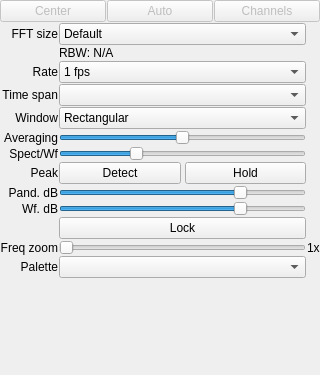
This is ui/FftPanel.ui in BatchDrake/SigDigger as Qt 5 draws it before an edit. The edited form follows.
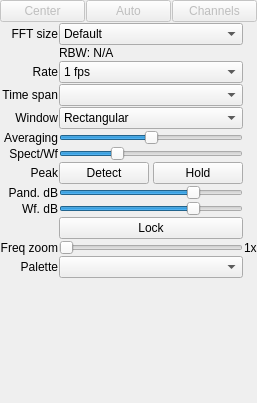
This is the edited form. Custom widgets are drawn as their Qt base class.

Commit message: Fix presentation of panels when screen is small

The edit to the form file:
```diff
--- a/ui/FftPanel.ui
+++ b/ui/FftPanel.ui
@@ -6,8 +6,8 @@
    <rect>
     <x>0</x>
     <y>0</y>
-    <width>320</width>
-    <height>375</height>
+    <width>257</width>
+    <height>403</height>
    </rect>
   </property>
   <property name="windowTitle">
@@ -29,44 +29,44 @@
    <property name="spacing">
     <number>1</number>
    </property>
-   <item row="3" column="0">
-    <widget class="QLabel" name="label_4">
-     <property name="text">
-      <string>Rate</string>
+   <item row="0" column="0">
+    <widget class="QScrollArea" name="scrollArea">
+     <property name="frameShape">
+      <enum>QFrame::NoFrame</enum>
      </property>
-     <property name="alignment">
-      <set>Qt::AlignRight|Qt::AlignTrailing|Qt::AlignVCenter</set>
+     <property name="horizontalScrollBarPolicy">
+      <enum>Qt::ScrollBarAlwaysOff</enum>
      </property>
-    </widget>
-   </item>
-   <item row="4" column="1">
-    <widget class="QComboBox" name="timeSpanCombo">
-     <property name="enabled">
+     <property name="widgetResizable">
       <bool>true</bool>
      </property>
-    </widget>
-   </item>
-   <item row="10" column="1">
-    <widget class="ctkRangeSlider" name="wfRange">
-     <property name="minimum">
-      <number>-120</number>
-     </property>
-     <property name="maximum">
-      <number>40</number>
-     </property>
-     <property name="orientation">
-      <enum>Qt::Horizontal</enum>
-     </property>
-     <property name="minimumValue">
-      <number>-70</number>
-     </property>
-     <property name="maximumPosition">
-      <number>-10</number>
-     </property>
-    </widget>
-   </item>
-   <item row="8" column="1">
-    <widget class="QFrame" name="frame_4">
+     <widget class="QWidget" name="scrollAreaWidgetContents">
+      <property name="geometry">
+       <rect>
+        <x>0</x>
+        <y>0</y>
+        <width>257</width>
+        <height>403</height>
+       </rect>
+      </property>
+      <layout class="QGridLayout" name="gridLayout_2">
+       <property name="leftMargin">
+        <number>0</number>
+       </property>
+       <property name="topMargin">
+        <number>0</number>
+       </property>
+       <property name="rightMargin">
+        <number>0</number>
+       </property>
+       <property name="bottomMargin">
+        <number>0</number>
+       </property>
+       <property name="spacing">
+        <number>1</number>
+       </property>
+       <item row="0" column="0" colspan="3">
+        <widget class="QFrame" name="frame_3">
      <property name="maximumSize">
       <size>
        <width>16777215</width>
@@ -77,9 +77,9 @@
       <enum>QFrame::NoFrame</enum>
      </property>
      <property name="frameShadow">
-      <enum>QFrame::Plain</enum>
-     </property>
-     <layout class="QGridLayout" name="gridLayout_6">
+          <enum>QFrame::Raised</enum>
+         </property>
+         <layout class="QGridLayout" name="gridLayout_4">
       <property name="leftMargin">
        <number>0</number>
       </property>
@@ -93,28 +93,50 @@
        <number>0</number>
       </property>
       <property name="spacing">
-       <number>4</number>
+           <number>1</number>
       </property>
       <item row="0" column="0">
-       <widget class="QPushButton" name="detectPeakButton">
+           <widget class="QPushButton" name="pushButton">
         <property name="enabled">
-         <bool>true</bool>
+             <bool>false</bool>
+            </property>
+            <property name="autoFillBackground">
+             <bool>false</bool>
         </property>
         <property name="text">
-         <string>Detect</string>
+             <string>Center</string>
         </property>
         <property name="checkable">
-         <bool>true</bool>
+             <bool>false</bool>
+            </property>
+            <property name="default">
+             <bool>false</bool>
+            </property>
+            <property name="flat">
+             <bool>false</bool>
         </property>
        </widget>
       </item>
       <item row="0" column="1">
-       <widget class="QPushButton" name="holdPeakButton">
+           <widget class="QPushButton" name="pushButton_2">
         <property name="enabled">
+             <bool>false</bool>
+            </property>
+            <property name="text">
+             <string>Auto</string>
+            </property>
+            <property name="checkable">
          <bool>true</bool>
         </property>
+           </widget>
+          </item>
+          <item row="0" column="2">
+           <widget class="QPushButton" name="pushButton_3">
+            <property name="enabled">
+             <bool>false</bool>
+            </property>
         <property name="text">
-         <string>Hold</string>
+             <string>Channels</string>
         </property>
         <property name="checkable">
          <bool>true</bool>
@@ -134,143 +156,6 @@
      </property>
     </widget>
    </item>
-   <item row="10" column="0">
-    <widget class="QLabel" name="label_11">
-     <property name="text">
-      <string>Wf. dB</string>
-     </property>
-     <property name="alignment">
-      <set>Qt::AlignRight|Qt::AlignTrailing|Qt::AlignVCenter</set>
-     </property>
-    </widget>
-   </item>
-   <item row="12" column="1">
-    <widget class="QSlider" name="freqZoomSlider">
-     <property name="minimum">
-      <number>1</number>
-     </property>
-     <property name="maximum">
-      <number>50</number>
-     </property>
-     <property name="orientation">
-      <enum>Qt::Horizontal</enum>
-     </property>
-    </widget>
-   </item>
-   <item row="5" column="0">
-    <widget class="QLabel" name="label_6">
-     <property name="text">
-      <string>Window</string>
-     </property>
-     <property name="alignment">
-      <set>Qt::AlignRight|Qt::AlignTrailing|Qt::AlignVCenter</set>
-     </property>
-    </widget>
-   </item>
-   <item row="7" column="0">
-    <widget class="QLabel" name="label_8">
-     <property name="text">
-      <string>Spect/Wf</string>
-     </property>
-     <property name="alignment">
-      <set>Qt::AlignRight|Qt::AlignTrailing|Qt::AlignVCenter</set>
-     </property>
-    </widget>
-   </item>
-   <item row="12" column="0">
-    <widget class="QLabel" name="label_12">
-     <property name="text">
-      <string>Freq zoom</string>
-     </property>
-     <property name="alignment">
-      <set>Qt::AlignRight|Qt::AlignTrailing|Qt::AlignVCenter</set>
-     </property>
-    </widget>
-   </item>
-   <item row="4" column="0">
-    <widget class="QLabel" name="label_5">
-     <property name="text">
-      <string>Time span</string>
-     </property>
-     <property name="alignment">
-      <set>Qt::AlignRight|Qt::AlignTrailing|Qt::AlignVCenter</set>
-     </property>
-    </widget>
-   </item>
-   <item row="6" column="0">
-    <widget class="QLabel" name="label_7">
-     <property name="text">
-      <string>Averaging</string>
-     </property>
-     <property name="alignment">
-      <set>Qt::AlignRight|Qt::AlignTrailing|Qt::AlignVCenter</set>
-     </property>
-    </widget>
-   </item>
-   <item row="3" column="1">
-    <widget class="QComboBox" name="rateCombo">
-     <property name="enabled">
-      <bool>true</bool>
-     </property>
-     <item>
-      <property name="text">
-       <string>1 fps</string>
-      </property>
-     </item>
-     <item>
-      <property name="text">
-       <string>5 fps</string>
-      </property>
-     </item>
-     <item>
-      <property name="text">
-       <string>10 fps</string>
-      </property>
-     </item>
-     <item>
-      <property name="text">
-       <string>15 fps</string>
-      </property>
-     </item>
-     <item>
-      <property name="text">
-       <string>20 fps</string>
-      </property>
-     </item>
-     <item>
-      <property name="text">
-       <string>30 fps</string>
-      </property>
-     </item>
-     <item>
-      <property name="text">
-       <string>50 fps</string>
-      </property>
-     </item>
-     <item>
-      <property name="text">
-       <string>60 fps</string>
-      </property>
-     </item>
-    </widget>
-   </item>
-   <item row="2" column="1">
-    <widget class="QLabel" name="rbwLabel">
-     <property name="text">
-      <string>RBW: N/A</string>
-     </property>
-    </widget>
-   </item>
-   <item row="9" column="0">
-    <widget class="QLabel" name="label_10">
-     <property name="text">
-      <string>Pand. dB</string>
-     </property>
-     <property name="alignment">
-      <set>Qt::AlignRight|Qt::AlignTrailing|Qt::AlignVCenter</set>
-     </property>
-    </widget>
-   </item>
    <item row="1" column="1">
     <widget class="QComboBox" name="fftSizeCombo">
      <item>
@@ -320,42 +205,94 @@
      </item>
     </widget>
    </item>
-   <item row="9" column="1">
-    <widget class="ctkRangeSlider" name="pandRange">
-     <property name="minimum">
-      <number>-120</number>
-     </property>
-     <property name="maximum">
-      <number>40</number>
-     </property>
-     <property name="orientation">
-      <enum>Qt::Horizontal</enum>
-     </property>
-     <property name="minimumValue">
-      <number>-70</number>
-     </property>
-     <property name="minimumPosition">
-      <number>-70</number>
-     </property>
-     <property name="maximumPosition">
-      <number>-10</number>
-     </property>
-    </widget>
-   </item>
-   <item row="13" column="1">
-    <widget class="QComboBox" name="paletteCombo">
-     <property name="iconSize">
-      <size>
-       <width>64</width>
-       <height>20</height>
-      </size>
-     </property>
-    </widget>
-   </item>
-   <item row="12" column="2">
-    <widget class="QLabel" name="freqZoomLabel">
+       <item row="2" column="1">
+        <widget class="QLabel" name="rbwLabel">
+         <property name="text">
+          <string>RBW: N/A</string>
+         </property>
+        </widget>
+       </item>
+       <item row="3" column="0">
+        <widget class="QLabel" name="label_4">
+         <property name="text">
+          <string>Rate</string>
+         </property>
+         <property name="alignment">
+          <set>Qt::AlignRight|Qt::AlignTrailing|Qt::AlignVCenter</set>
+         </property>
+        </widget>
+       </item>
+       <item row="3" column="1">
+        <widget class="QComboBox" name="rateCombo">
+         <property name="enabled">
+          <bool>true</bool>
+         </property>
+         <item>
+          <property name="text">
+           <string>1 fps</string>
+          </property>
+         </item>
+         <item>
+          <property name="text">
+           <string>5 fps</string>
+          </property>
+         </item>
+         <item>
+          <property name="text">
+           <string>10 fps</string>
+          </property>
+         </item>
+         <item>
+          <property name="text">
+           <string>15 fps</string>
+          </property>
+         </item>
+         <item>
+          <property name="text">
+           <string>20 fps</string>
+          </property>
+         </item>
+         <item>
+          <property name="text">
+           <string>30 fps</string>
+          </property>
+         </item>
+         <item>
+          <property name="text">
+           <string>50 fps</string>
+          </property>
+         </item>
+         <item>
+          <property name="text">
+           <string>60 fps</string>
+          </property>
+         </item>
+        </widget>
+       </item>
+       <item row="4" column="0">
+        <widget class="QLabel" name="label_5">
+         <property name="text">
+          <string>Time span</string>
+         </property>
+         <property name="alignment">
+          <set>Qt::AlignRight|Qt::AlignTrailing|Qt::AlignVCenter</set>
+         </property>
+        </widget>
+       </item>
+       <item row="4" column="1">
+        <widget class="QComboBox" name="timeSpanCombo">
+         <property name="enabled">
+          <bool>true</bool>
+         </property>
+        </widget>
+       </item>
+       <item row="5" column="0">
+        <widget class="QLabel" name="label_6">
      <property name="text">
-      <string>1x</string>
+          <string>Window</string>
+         </property>
+         <property name="alignment">
+          <set>Qt::AlignRight|Qt::AlignTrailing|Qt::AlignVCenter</set>
      </property>
     </widget>
    </item>
@@ -388,114 +325,10 @@
      </item>
     </widget>
    </item>
-   <item row="16" column="1">
-    <spacer name="verticalSpacer_2">
-     <property name="orientation">
-      <enum>Qt::Vertical</enum>
-     </property>
-     <property name="sizeHint" stdset="0">
-      <size>
-       <width>20</width>
-       <height>9</height>
-      </size>
-     </property>
-    </spacer>
-   </item>
-   <item row="0" column="0" colspan="3">
-    <widget class="QFrame" name="frame_3">
-     <property name="maximumSize">
-      <size>
-       <width>16777215</width>
-       <height>42</height>
-      </size>
-     </property>
-     <property name="frameShape">
-      <enum>QFrame::NoFrame</enum>
-     </property>
-     <property name="frameShadow">
-      <enum>QFrame::Raised</enum>
-     </property>
-     <layout class="QGridLayout" name="gridLayout_4">
-      <property name="leftMargin">
-       <number>0</number>
-      </property>
-      <property name="topMargin">
-       <number>0</number>
-      </property>
-      <property name="rightMargin">
-       <number>0</number>
-      </property>
-      <property name="bottomMargin">
-       <number>0</number>
-      </property>
-      <property name="spacing">
-       <number>1</number>
-      </property>
-      <item row="0" column="0">
-       <widget class="QPushButton" name="pushButton">
-        <property name="enabled">
-         <bool>false</bool>
-        </property>
-        <property name="autoFillBackground">
-         <bool>false</bool>
-        </property>
+       <item row="6" column="0">
+        <widget class="QLabel" name="label_7">
         <property name="text">
-         <string>Center</string>
-        </property>
-        <property name="checkable">
-         <bool>false</bool>
-        </property>
-        <property name="default">
-         <bool>false</bool>
-        </property>
-        <property name="flat">
-         <bool>false</bool>
-        </property>
-       </widget>
-      </item>
-      <item row="0" column="1">
-       <widget class="QPushButton" name="pushButton_2">
-        <property name="enabled">
-         <bool>false</bool>
-        </property>
-        <property name="text">
-         <string>Auto</string>
-        </property>
-        <property name="checkable">
-         <bool>true</bool>
-        </property>
-       </widget>
-      </item>
-      <item row="0" column="2">
-       <widget class="QPushButton" name="pushButton_3">
-        <property name="enabled">
-         <bool>false</bool>
-        </property>
-        <property name="text">
-         <string>Channels</string>
-        </property>
-        <property name="checkable">
-         <bool>true</bool>
-        </property>
-       </widget>
-      </item>
-     </layout>
-    </widget>
-   </item>
-   <item row="8" column="0">
-    <widget class="QLabel" name="label_9">
-     <property name="text">
-      <string>Peak</string>
-     </property>
-     <property name="alignment">
-      <set>Qt::AlignRight|Qt::AlignTrailing|Qt::AlignVCenter</set>
-     </property>
-    </widget>
-   </item>
-   <item row="13" column="0">
-    <widget class="QLabel" name="label_17">
-     <property name="text">
-      <string>Palette</string>
+          <string>Averaging</string>
      </property>
      <property name="alignment">
       <set>Qt::AlignRight|Qt::AlignTrailing|Qt::AlignVCenter</set>
@@ -518,6 +351,16 @@
      </property>
     </widget>
    </item>
+       <item row="7" column="0">
+        <widget class="QLabel" name="label_8">
+         <property name="text">
+          <string>Spect/Wf</string>
+         </property>
+         <property name="alignment">
+          <set>Qt::AlignRight|Qt::AlignTrailing|Qt::AlignVCenter</set>
+         </property>
+        </widget>
+       </item>
    <item row="7" column="1">
     <widget class="QSlider" name="fftAspectSlider">
      <property name="maximum">
@@ -531,6 +374,136 @@
      </property>
     </widget>
    </item>
+       <item row="8" column="0">
+        <widget class="QLabel" name="label_9">
+         <property name="text">
+          <string>Peak</string>
+         </property>
+         <property name="alignment">
+          <set>Qt::AlignRight|Qt::AlignTrailing|Qt::AlignVCenter</set>
+         </property>
+        </widget>
+       </item>
+       <item row="8" column="1">
+        <widget class="QFrame" name="frame_4">
+         <property name="maximumSize">
+          <size>
+           <width>16777215</width>
+           <height>42</height>
+          </size>
+         </property>
+         <property name="frameShape">
+          <enum>QFrame::NoFrame</enum>
+         </property>
+         <property name="frameShadow">
+          <enum>QFrame::Plain</enum>
+         </property>
+         <layout class="QGridLayout" name="gridLayout_6">
+          <property name="leftMargin">
+           <number>0</number>
+          </property>
+          <property name="topMargin">
+           <number>0</number>
+          </property>
+          <property name="rightMargin">
+           <number>0</number>
+          </property>
+          <property name="bottomMargin">
+           <number>0</number>
+          </property>
+          <property name="spacing">
+           <number>4</number>
+          </property>
+          <item row="0" column="0">
+           <widget class="QPushButton" name="detectPeakButton">
+            <property name="enabled">
+             <bool>true</bool>
+            </property>
+            <property name="text">
+             <string>Detect</string>
+            </property>
+            <property name="checkable">
+             <bool>true</bool>
+            </property>
+           </widget>
+          </item>
+          <item row="0" column="1">
+           <widget class="QPushButton" name="holdPeakButton">
+            <property name="enabled">
+             <bool>true</bool>
+            </property>
+            <property name="text">
+             <string>Hold</string>
+            </property>
+            <property name="checkable">
+             <bool>true</bool>
+            </property>
+           </widget>
+          </item>
+         </layout>
+        </widget>
+       </item>
+       <item row="9" column="0">
+        <widget class="QLabel" name="label_10">
+         <property name="text">
+          <string>Pand. dB</string>
+         </property>
+         <property name="alignment">
+          <set>Qt::AlignRight|Qt::AlignTrailing|Qt::AlignVCenter</set>
+         </property>
+        </widget>
+       </item>
+       <item row="9" column="1">
+        <widget class="ctkRangeSlider" name="pandRange">
+         <property name="minimum">
+          <number>-120</number>
+         </property>
+         <property name="maximum">
+          <number>40</number>
+         </property>
+         <property name="orientation">
+          <enum>Qt::Horizontal</enum>
+         </property>
+         <property name="minimumValue">
+          <number>-70</number>
+         </property>
+         <property name="minimumPosition">
+          <number>-70</number>
+         </property>
+         <property name="maximumPosition">
+          <number>-10</number>
+         </property>
+        </widget>
+       </item>
+       <item row="10" column="0">
+        <widget class="QLabel" name="label_11">
+         <property name="text">
+          <string>Wf. dB</string>
+         </property>
+         <property name="alignment">
+          <set>Qt::AlignRight|Qt::AlignTrailing|Qt::AlignVCenter</set>
+         </property>
+        </widget>
+       </item>
+       <item row="10" column="1">
+        <widget class="ctkRangeSlider" name="wfRange">
+         <property name="minimum">
+          <number>-120</number>
+         </property>
+         <property name="maximum">
+          <number>40</number>
+         </property>
+         <property name="orientation">
+          <enum>Qt::Horizontal</enum>
+         </property>
+         <property name="minimumValue">
+          <number>-70</number>
+         </property>
+         <property name="maximumPosition">
+          <number>-10</number>
+         </property>
+        </widget>
+       </item>
    <item row="11" column="1">
     <widget class="QPushButton" name="lockButton">
      <property name="enabled">
@@ -542,6 +515,73 @@
      <property name="checkable">
       <bool>true</bool>
      </property>
+        </widget>
+       </item>
+       <item row="12" column="0">
+        <widget class="QLabel" name="label_12">
+         <property name="text">
+          <string>Freq zoom</string>
+         </property>
+         <property name="alignment">
+          <set>Qt::AlignRight|Qt::AlignTrailing|Qt::AlignVCenter</set>
+         </property>
+        </widget>
+       </item>
+       <item row="12" column="1">
+        <widget class="QSlider" name="freqZoomSlider">
+         <property name="minimum">
+          <number>1</number>
+         </property>
+         <property name="maximum">
+          <number>50</number>
+         </property>
+         <property name="orientation">
+          <enum>Qt::Horizontal</enum>
+         </property>
+        </widget>
+       </item>
+       <item row="12" column="2">
+        <widget class="QLabel" name="freqZoomLabel">
+         <property name="text">
+          <string>1x</string>
+         </property>
+        </widget>
+       </item>
+       <item row="13" column="0">
+        <widget class="QLabel" name="label_17">
+         <property name="text">
+          <string>Palette</string>
+         </property>
+         <property name="alignment">
+          <set>Qt::AlignRight|Qt::AlignTrailing|Qt::AlignVCenter</set>
+         </property>
+        </widget>
+       </item>
+       <item row="13" column="1">
+        <widget class="QComboBox" name="paletteCombo">
+         <property name="iconSize">
+          <size>
+           <width>64</width>
+           <height>20</height>
+          </size>
+         </property>
+        </widget>
+       </item>
+       <item row="14" column="1">
+        <spacer name="verticalSpacer_2">
+         <property name="orientation">
+          <enum>Qt::Vertical</enum>
+         </property>
+         <property name="sizeHint" stdset="0">
+          <size>
+           <width>20</width>
+           <height>19</height>
+          </size>
+         </property>
+        </spacer>
+       </item>
+      </layout>
+     </widget>
     </widget>
    </item>
   </layout>
```
Lines whose indentation alone changed are shown as unchanged. The commit also changes 3 other files.
